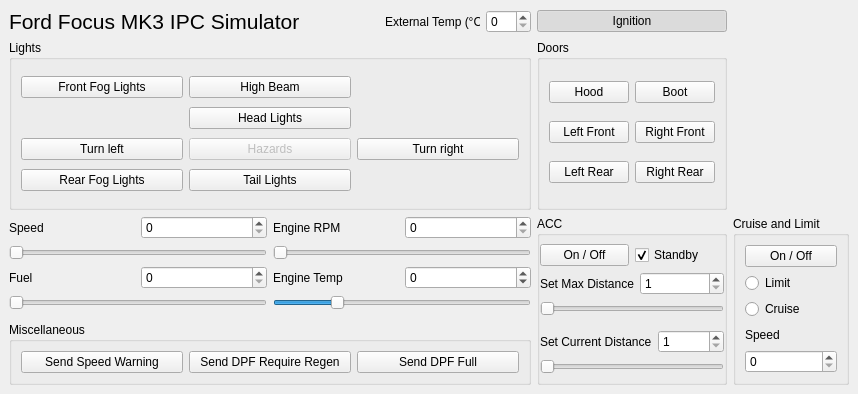
First picture: the form in formcar.ui, repository bigunclemax/FocusIPCCtrl, before the edit.
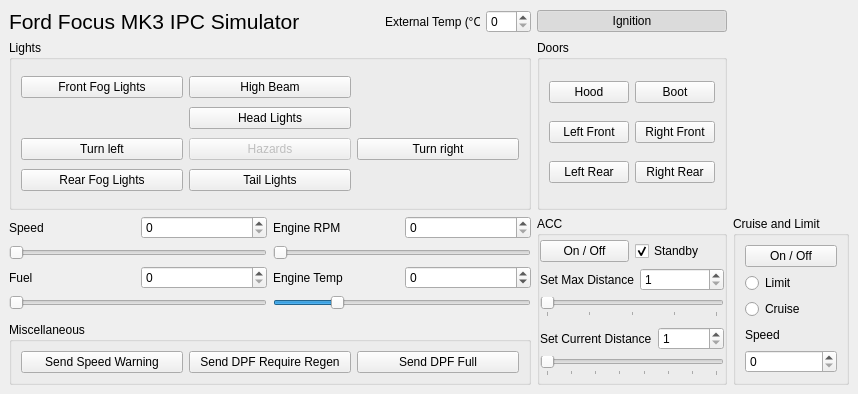
Second picture: the form after the edit.

Commit message: [fix] more fcw ui and can message fixes

What changed in the file:
```diff
--- a/formcar.ui
+++ b/formcar.ui
@@ -459,7 +459,7 @@
            <number>5</number>
           </property>
           <property name="pageStep">
-           <number>10</number>
+           <number>1</number>
           </property>
           <property name="value">
            <number>1</number>
@@ -470,8 +470,11 @@
           <property name="orientation">
            <enum>Qt::Horizontal</enum>
           </property>
+          <property name="tickPosition">
+           <enum>QSlider::TicksBelow</enum>
+          </property>
           <property name="tickInterval">
-           <number>0</number>
+           <number>1</number>
           </property>
          </widget>
         </item>
@@ -500,7 +503,7 @@
              <number>1</number>
             </property>
             <property name="maximum">
-             <number>10</number>
+             <number>8</number>
             </property>
            </widget>
           </item>
@@ -515,10 +518,10 @@
            <number>1</number>
           </property>
           <property name="maximum">
-           <number>10</number>
+           <number>8</number>
           </property>
           <property name="pageStep">
-           <number>10</number>
+           <number>1</number>
           </property>
           <property name="sliderPosition">
            <number>1</number>
@@ -526,6 +529,12 @@
           <property name="orientation">
            <enum>Qt::Horizontal</enum>
           </property>
+          <property name="tickPosition">
+           <enum>QSlider::TicksBelow</enum>
+          </property>
+          <property name="tickInterval">
+           <number>1</number>
+          </property>
          </widget>
         </item>
        </layout>
```
The commit also changes 2 other files.
